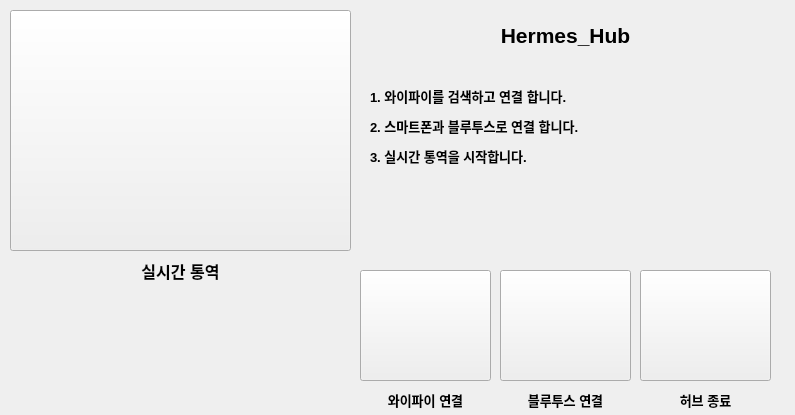
This is ui/hub.ui in HermesProj-KNUT/Hermes_Hub as Qt 5 draws it before an edit. The edited form follows.
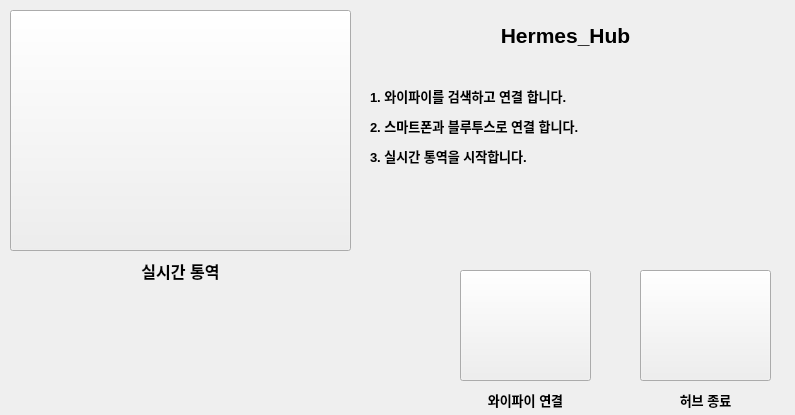
This is the edited form. Icons and pictures are not drawn.

```diff
--- a/ui/hub.ui
+++ b/ui/hub.ui
@@ -39,7 +39,7 @@
   <widget class="QPushButton" name="Wifi_btn">
    <property name="geometry">
     <rect>
-     <x>360</x>
+     <x>460</x>
      <y>270</y>
      <width>131</width>
      <height>111</height>
@@ -82,33 +82,10 @@
     </size>
    </property>
   </widget>
-  <widget class="QPushButton" name="blue_btn">
-   <property name="geometry">
-    <rect>
-     <x>500</x>
-     <y>270</y>
-     <width>131</width>
-     <height>111</height>
-    </rect>
-   </property>
-   <property name="text">
-    <string/>
-   </property>
-   <property name="icon">
-    <iconset>
-     <normaloff>../icon/bluetooth_connect.png</normaloff>../icon/bluetooth_connect.png</iconset>
-   </property>
-   <property name="iconSize">
-    <size>
-     <width>150</width>
-     <height>150</height>
-    </size>
-   </property>
-  </widget>
   <widget class="QLabel" name="label">
    <property name="geometry">
     <rect>
-     <x>360</x>
+     <x>460</x>
      <y>390</y>
      <width>131</width>
      <height>20</height>
@@ -129,30 +106,6 @@
     <set>Qt::AlignCenter</set>
    </property>
   </widget>
-  <widget class="QLabel" name="label_2">
-   <property name="geometry">
-    <rect>
-     <x>500</x>
-     <y>390</y>
-     <width>131</width>
-     <height>20</height>
-    </rect>
-   </property>
-   <property name="font">
-    <font>
-     <family>Arial</family>
-     <pointsize>10</pointsize>
-     <weight>75</weight>
-     <bold>true</bold>
-    </font>
-   </property>
-   <property name="text">
-    <string>블루투스 연결</string>
-   </property>
-   <property name="alignment">
-    <set>Qt::AlignCenter</set>
-   </property>
-  </widget>
   <widget class="QLabel" name="label_3">
    <property name="geometry">
     <rect>
```
